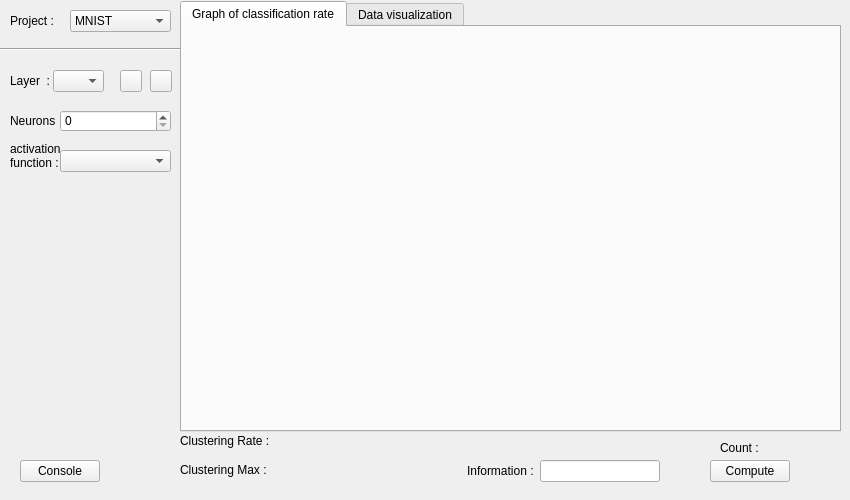
Above: Example/GUI/mainwindow.ui from MatthieuHernandez/NeuralNetworkTest before the change. Below: the same form after it.
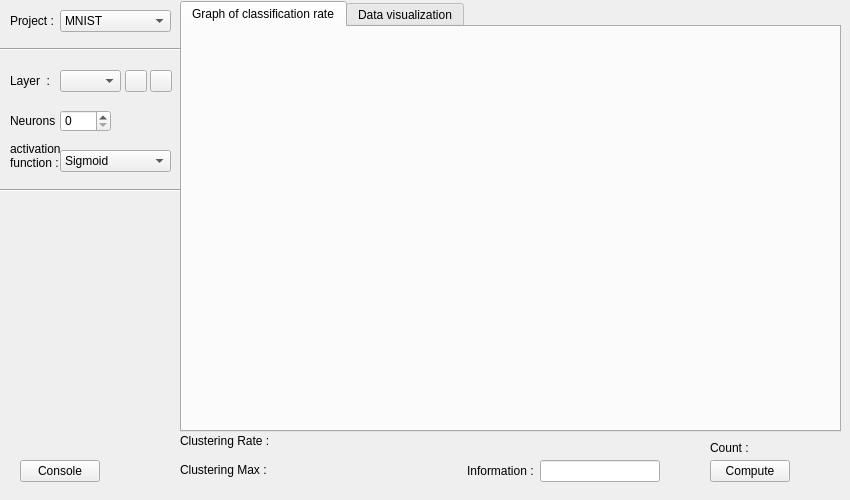
That is the form after the change. The open tabs and pages were chosen to show the change. Icons and pictures are not drawn. Custom widgets are drawn as their Qt base class.

Commit message: [NN-0037] Improve GUI (It doesn't compile)

What changed in the file:
```diff
--- a/Example/GUI/mainwindow.ui
+++ b/Example/GUI/mainwindow.ui
@@ -36,7 +36,7 @@
    <widget class="QLabel" name="labelCount">
     <property name="geometry">
      <rect>
-      <x>720</x>
+      <x>710</x>
       <y>440</y>
       <width>81</width>
       <height>16</height>
@@ -62,9 +62,9 @@
    <widget class="QComboBox" name="comboBoxData">
     <property name="geometry">
      <rect>
-      <x>70</x>
+      <x>60</x>
       <y>10</y>
-      <width>101</width>
+      <width>111</width>
       <height>22</height>
      </rect>
     </property>
@@ -208,7 +208,7 @@
    <widget class="QPushButton" name="pushButtonAddLayer">
     <property name="geometry">
      <rect>
-      <x>120</x>
+      <x>125</x>
       <y>70</y>
       <width>22</width>
       <height>22</height>
@@ -225,9 +225,9 @@
    <widget class="QComboBox" name="comboBoxLayer">
     <property name="geometry">
      <rect>
-      <x>53</x>
+      <x>60</x>
       <y>70</y>
-      <width>51</width>
+      <width>61</width>
       <height>22</height>
      </rect>
     </property>
@@ -254,16 +254,45 @@
       <height>22</height>
      </rect>
     </property>
+    <item>
+     <property name="text">
+      <string>Sigmoid</string>
+     </property>
+    </item>
+    <item>
+     <property name="text">
+      <string>TanH</string>
+     </property>
+    </item>
+    <item>
+     <property name="text">
+      <string>ReLU</string>
+     </property>
+    </item>
+    <item>
+     <property name="text">
+      <string>Gaussian</string>
+     </property>
+    </item>
    </widget>
    <widget class="QSpinBox" name="spinBoxNeurons">
     <property name="geometry">
      <rect>
       <x>60</x>
       <y>110</y>
-      <width>111</width>
+      <width>51</width>
       <height>22</height>
      </rect>
     </property>
+    <property name="maximum">
+     <number>20000</number>
+    </property>
+    <property name="value">
+     <number>0</number>
+    </property>
+    <property name="displayIntegerBase">
+     <number>10</number>
+    </property>
    </widget>
    <widget class="QLabel" name="label_3">
     <property name="geometry">
@@ -361,6 +390,19 @@
      <bool>true</bool>
     </property>
    </widget>
+   <widget class="Line" name="line_2">
+    <property name="geometry">
+     <rect>
+      <x>0</x>
+      <y>170</y>
+      <width>181</width>
+      <height>41</height>
+     </rect>
+    </property>
+    <property name="orientation">
+     <enum>Qt::Horizontal</enum>
+    </property>
+   </widget>
   </widget>
  </widget>
  <layoutdefault spacing="6" margin="11"/>
```
Left out of the diff: 2 changed lines with no effect on the pictures. The commit also changes 7 other files.
